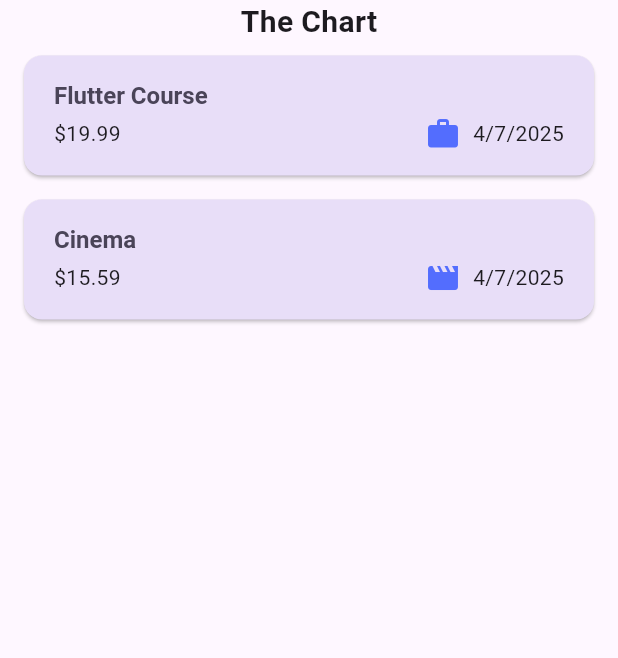
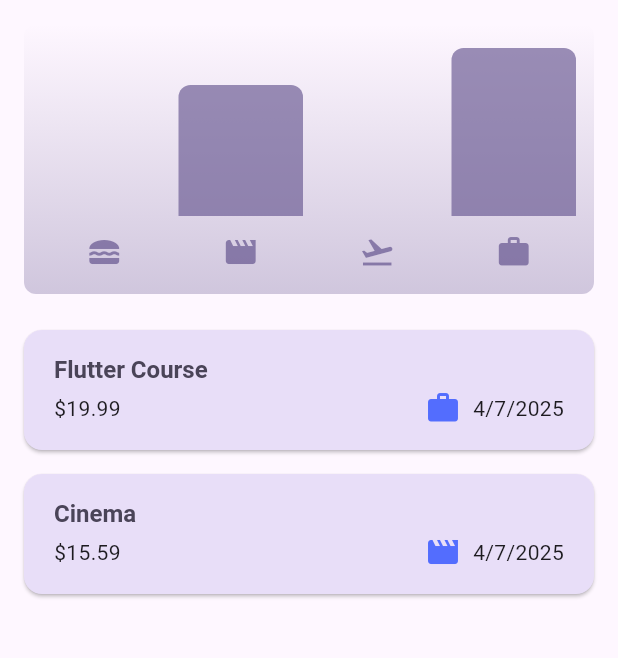
Before and after one commit to onuryilmaaz/expense_tracker, a Flutter app: the screen it shows after launch, on a phone screen of 412 x 824 dp, the part 84-742 px from its top. Run offline on Flutter 3.47's test engine with Material 3 defaults, Android fonts, the phone set to English and light mode, and no system bars.

Commit message:
Add Chart and ChartBar widgets for expense visualization

```diff
--- /dev/null
+++ b/lib/widgets/chart/chart.dart
@@ -0,0 +1,94 @@
+import 'package:flutter/material.dart';
+
+import 'package:expense_tracker/widgets/chart/chart_bar.dart';
+import 'package:expense_tracker/models/expense.dart';
+
+class Chart extends StatelessWidget {
+  const Chart({super.key, required this.expenses});
+
+  final List<Expense> expenses;
+
+  List<ExpenseBucket> get buckets {
+    return [
+      ExpenseBucket.forCategory(expenses, Category.food),
+      ExpenseBucket.forCategory(expenses, Category.leisure),
+      ExpenseBucket.forCategory(expenses, Category.travel),
+      ExpenseBucket.forCategory(expenses, Category.work),
+    ];
+  }
+
+  double get maxTotalExpense {
+    double maxTotalExpense = 0;
+
+    for (final bucket in buckets) {
+      if (bucket.totalExpenses > maxTotalExpense) {
+        maxTotalExpense = bucket.totalExpenses;
+      }
+    }
+
+    return maxTotalExpense;
+  }
+
+  @override
+  Widget build(BuildContext context) {
+    final isDarkMode =
+        MediaQuery.of(context).platformBrightness == Brightness.dark;
+    return Container(
+      margin: const EdgeInsets.all(16),
+      padding: const EdgeInsets.symmetric(vertical: 16, horizontal: 8),
+      width: double.infinity,
+      height: 180,
+      decoration: BoxDecoration(
+        borderRadius: BorderRadius.circular(8),
+        gradient: LinearGradient(
+          colors: [
+            Theme.of(context).colorScheme.primary.withOpacity(0.3),
+            Theme.of(context).colorScheme.primary.withOpacity(0.0),
+          ],
+          begin: Alignment.bottomCenter,
+          end: Alignment.topCenter,
+        ),
+      ),
+      child: Column(
+        children: [
+          Expanded(
+            child: Row(
+              crossAxisAlignment: CrossAxisAlignment.end,
+              children: [
+                for (final bucket in buckets) // alternative to map()
+                  ChartBar(
+                    fill:
+                        bucket.totalExpenses == 0
+                            ? 0
+                            : bucket.totalExpenses / maxTotalExpense,
+                  ),
+              ],
+            ),
+          ),
+          const SizedBox(height: 12),
+          Row(
+            children:
+                buckets
+                    .map(
+                      (bucket) => Expanded(
+                        child: Padding(
+                          padding: const EdgeInsets.symmetric(horizontal: 4),
+                          child: Icon(
+                            categoryIcons[bucket.category],
+                            color:
+                                isDarkMode
+                                    ? Theme.of(context).colorScheme.secondary
+                                    : Theme.of(
+                                      context,
+                                    ).colorScheme.primary.withOpacity(0.7),
+                          ),
+                        ),
+                      ),
+                    )
+                    .toList(),
+          ),
+        ],
+      ),
+    );
+  }
+}
--- /dev/null
+++ b/lib/widgets/chart/chart_bar.dart
@@ -0,0 +1,33 @@
+import 'package:flutter/material.dart';
+
+class ChartBar extends StatelessWidget {
+  const ChartBar({super.key, required this.fill});
+
+  final double fill;
+
+  @override
+  Widget build(BuildContext context) {
+    final isDarkMode =
+        MediaQuery.of(context).platformBrightness == Brightness.dark;
+    return Expanded(
+      child: Padding(
+        padding: const EdgeInsets.symmetric(horizontal: 4),
+        child: FractionallySizedBox(
+          heightFactor: fill,
+          child: DecoratedBox(
+            decoration: BoxDecoration(
+              shape: BoxShape.rectangle,
+              borderRadius: const BorderRadius.vertical(
+                top: Radius.circular(8),
+              ),
+              color:
+                  isDarkMode
+                      ? Theme.of(context).colorScheme.secondary
+                      : Theme.of(context).colorScheme.primary.withOpacity(0.65),
+            ),
+          ),
+        ),
+      ),
+    );
+  }
+}
--- a/lib/widgets/expenses.dart
+++ b/lib/widgets/expenses.dart
@@ -1,3 +1,4 @@
+import 'package:expense_tracker/widgets/chart/chart.dart';
 import 'package:expense_tracker/widgets/expenses_list/expenses_list.dart';
 import 'package:expense_tracker/models/expense.dart';
 import 'package:expense_tracker/widgets/new_expense.dart';
@@ -88,10 +89,7 @@ class _ExpensesState extends State<Expenses> {
       ),
       body: Column(
         children: [
-          Text(
-            'The Chart',
-            style: TextStyle(fontSize: 20, fontWeight: FontWeight.bold),
-          ),
+          Chart(expenses: _registeredExpenses),
           Expanded(child: mainContent),
         ],
       ),
```
